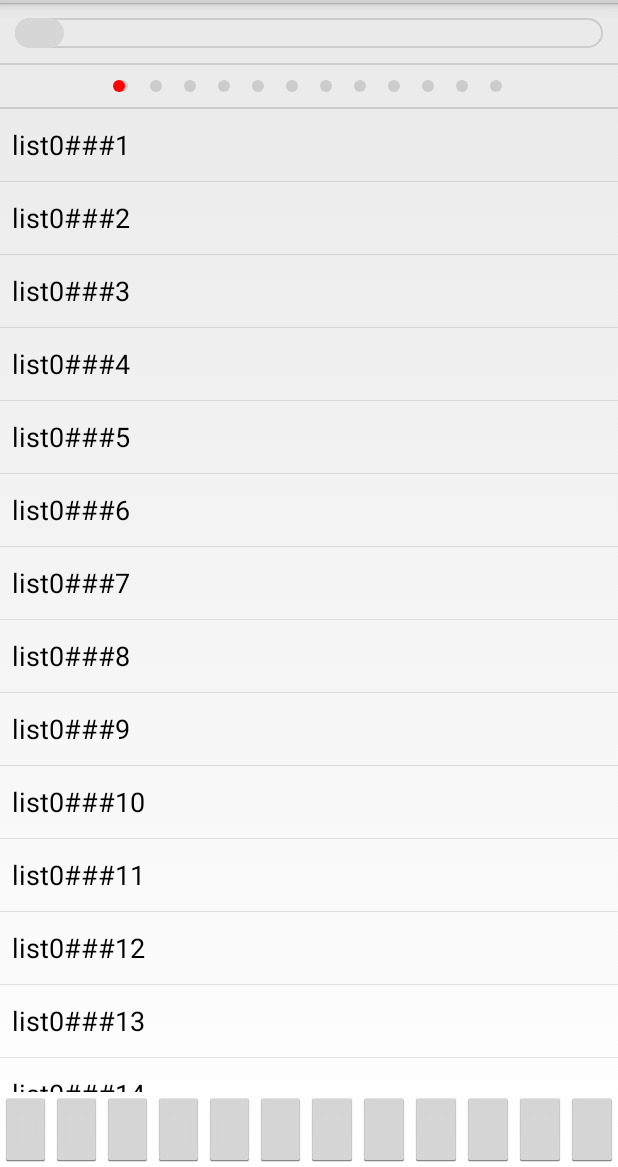
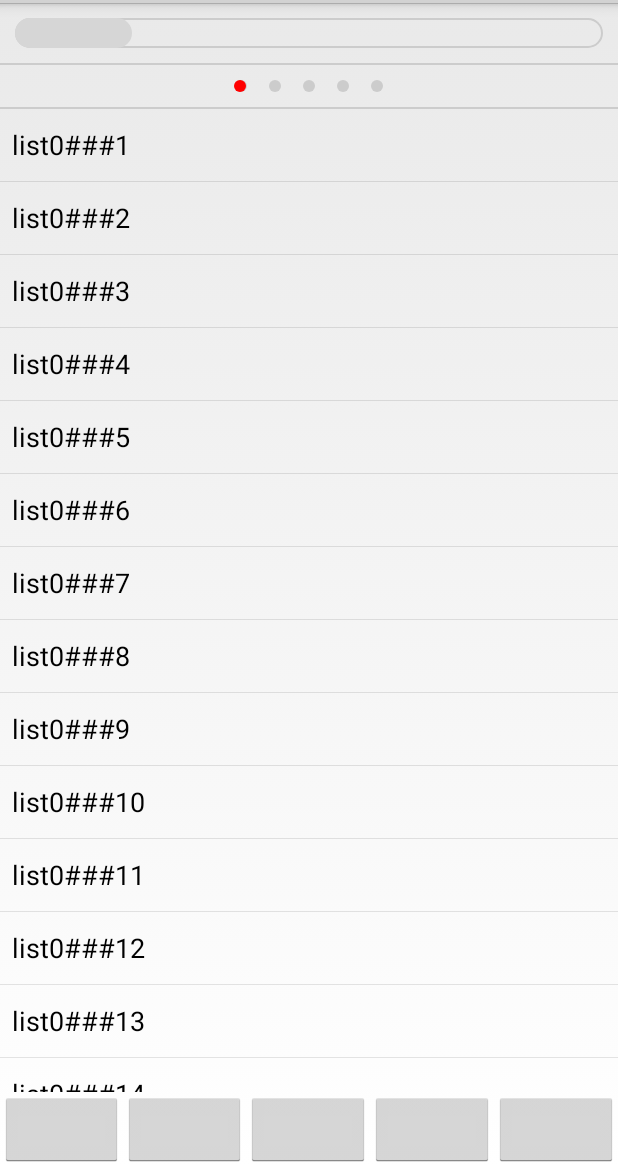
Before and after one commit to reyhoo/collection, an Android app: the screen it shows after launch (DemoActivity), on a phone screen of 412 x 824 dp, the part 69-1236 px from its top. Run offline under Robolectric (Android 15) with nearby library versions, the phone set to English and light mode, and no system bars.

Commit message:
add test data

```diff
--- a/RecycleViewPager/app/src/main/java/com/yl/recycleviewpager/DemoActivity.java
+++ b/RecycleViewPager/app/src/main/java/com/yl/recycleviewpager/DemoActivity.java
@@ -47,7 +47,7 @@ public class DemoActivity extends FragmentActivity implements View.OnClickListen
         pointLayout = (LinearLayout) findViewById(R.id.pointLayout);
         buttonLayout = (LinearLayout) findViewById(R.id.buttonLayout);
         pointLayout.removeAllViews();
-        final int size = 12;
+        final int size = 5;
         for (int i = 0; i < size; i++) {
             ArrayList<String> list = new ArrayList<>();
             for (int j = 0; j < 40; j++) {
```
